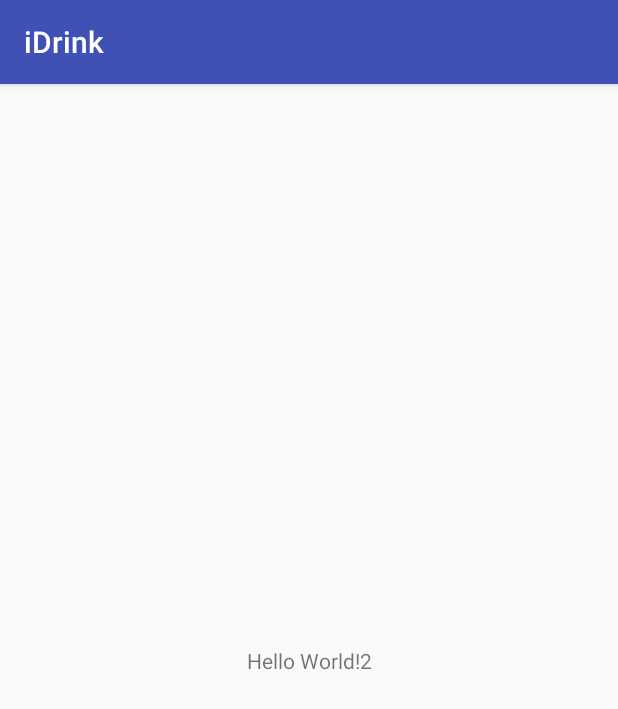
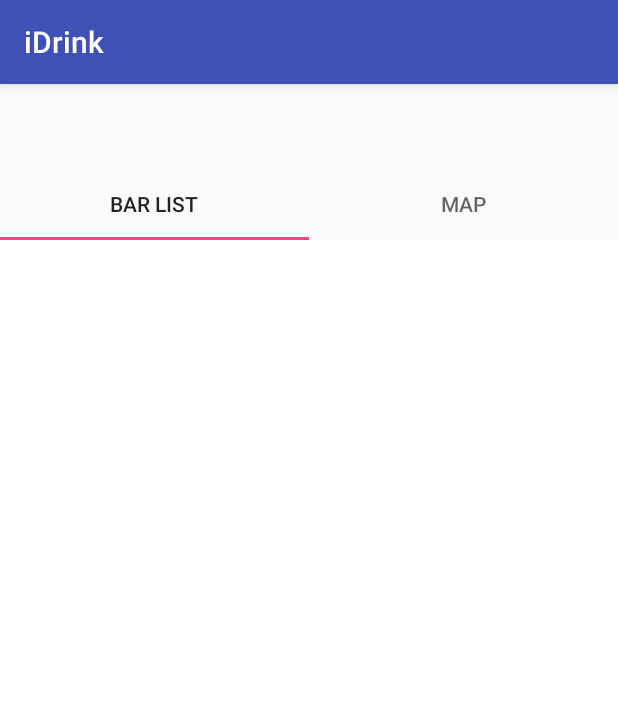
Before and after one commit to job-interviews/idrink, an Android app: the screen it shows after launch (MainActivity), on a phone screen of 412 x 824 dp. Shown: the top 709 px of the screen. Run offline under Robolectric (Android 15) with nearby library versions, the phone set to English and light mode, and no system bars; our stand-ins replace ButterKnife, Dagger/Hilt's generated code, Timber; libraries missing offline, so code that uses them is left out: com.squareup.leakcanary, retrofit2.adapter.rxjava, retrofit2.converter.jackson, rx.android.schedulers, rx.schedulers; 5 statements that could not run were skipped.

Commit message:
Tab layout with 2 tabs and fragments

```diff
--- a/app/build.gradle
+++ b/app/build.gradle
@@ -32,6 +32,7 @@ dependencies {
     compile 'com.google.android.gms:play-services-location:9.4.0'
     compile 'com.android.support:appcompat-v7:24.1.1'
     compile 'com.android.support.constraint:constraint-layout:1.0.0-alpha4'
+    compile 'com.android.support:design:24.1.1'
 
     apt "com.google.dagger:dagger-compiler:$rootProject.daggerVersion"
     provided 'org.glassfish:javax.annotation:10.0-b28'
--- a/app/src/main/java/com/nmp90/idrink/ui/activities/MainActivity.java
+++ b/app/src/main/java/com/nmp90/idrink/ui/activities/MainActivity.java
@@ -4,17 +4,23 @@ import android.Manifest;
 import android.content.pm.PackageManager;
 import android.os.Bundle;
 import android.support.annotation.NonNull;
+import android.support.design.widget.TabLayout;
 import android.support.v4.app.ActivityCompat;
+import android.support.v4.view.ViewPager;
 
 import com.nmp90.idrink.R;
 import com.nmp90.idrink.api.models.Bar;
 import com.nmp90.idrink.di.bars.BarsModule;
 import com.nmp90.idrink.mvp.bars.BarsContract;
+import com.nmp90.idrink.ui.adapters.MainPagerAdapter;
 
 import java.util.List;
 
 import javax.inject.Inject;
 
+import butterknife.BindView;
+import butterknife.ButterKnife;
+import butterknife.Unbinder;
 import timber.log.Timber;
 
 public class MainActivity extends BaseActivity implements BarsContract.View {
@@ -23,10 +29,25 @@ public class MainActivity extends BaseActivity implements BarsContract.View {
     @Inject
     BarsContract.Presenter presenter;
 
+    @BindView(R.id.tab_layout_main)
+    TabLayout tabLayout;
+
+    @BindView(R.id.viewpager)
+    ViewPager viewPager;
+
+    private Unbinder unbinder;
+
     @Override
     protected void onCreate(Bundle savedInstanceState) {
         super.onCreate(savedInstanceState);
         setContentView(R.layout.activity_main);
+        unbinder = ButterKnife.bind(this);
+
+        viewPager.setOffscreenPageLimit(2);
+        viewPager.setAdapter(new MainPagerAdapter(getSupportFragmentManager(), this));
+
+        tabLayout.setupWithViewPager(viewPager);
+
         getApplicationComponent().plus(new BarsModule(this)).inject(this);
     }
 
@@ -41,6 +62,12 @@ public class MainActivity extends BaseActivity implements BarsContract.View {
     protected void onStop() {
         presenter.stop();
         super.onStop();
+    }
+
+    @Override
+    protected void onDestroy() {
+        unbinder.unbind();
+        super.onDestroy();
     }
 
     @Override
--- /dev/null
+++ b/app/src/main/java/com/nmp90/idrink/ui/adapters/MainPagerAdapter.java
@@ -0,0 +1,50 @@
+package com.nmp90.idrink.ui.adapters;
+
+import android.content.Context;
+import android.support.v4.app.Fragment;
+import android.support.v4.app.FragmentManager;
+import android.support.v4.app.FragmentPagerAdapter;
+
+import com.nmp90.idrink.R;
+import com.nmp90.idrink.ui.fragments.BarListFragment;
+import com.nmp90.idrink.ui.fragments.MapFragment;
+
+/**
+ * Created by joro on 11.08.16.
+ */
+
+public class MainPagerAdapter extends FragmentPagerAdapter {
+    final int PAGE_COUNT = 2;
+    private String tabTitles[] = new String[2];
+
+
+    public MainPagerAdapter(FragmentManager fm, Context context) {
+        super(fm);
+        tabTitles[0] = context.getString(R.string.bar_list);
+        tabTitles[1] = context.getString(R.string.map);
+
+    }
+
+    @Override
+    public int getCount() {
+        return PAGE_COUNT;
+    }
+
+    @Override
+    public Fragment getItem(int position) {
+        switch (position) {
+            case 0:
+                return BarListFragment.newInstance();
+            case 1:
+                return MapFragment.newInstance();
+            default:
+                return BarListFragment.newInstance();
+        }
+    }
+
+    @Override
+    public CharSequence getPageTitle(int position) {
+        // Generate title based on item position
+        return tabTitles[position];
+    }
+}
--- /dev/null
+++ b/app/src/main/java/com/nmp90/idrink/ui/fragments/BarListFragment.java
@@ -0,0 +1,19 @@
+package com.nmp90.idrink.ui.fragments;
+
+import android.os.Bundle;
+import android.support.v4.app.Fragment;
+
+/**
+ * Created by joro on 11.08.16.
+ */
+
+public class BarListFragment extends Fragment {
+    public static BarListFragment newInstance() {
+
+        Bundle args = new Bundle();
+
+        BarListFragment fragment = new BarListFragment();
+        fragment.setArguments(args);
+        return fragment;
+    }
+}
--- /dev/null
+++ b/app/src/main/java/com/nmp90/idrink/ui/fragments/MapFragment.java
@@ -0,0 +1,19 @@
+package com.nmp90.idrink.ui.fragments;
+
+import android.os.Bundle;
+import android.support.v4.app.Fragment;
+
+/**
+ * Created by joro on 11.08.16.
+ */
+
+public class MapFragment extends Fragment {
+    public static MapFragment newInstance() {
+
+        Bundle args = new Bundle();
+
+        MapFragment fragment = new MapFragment();
+        fragment.setArguments(args);
+        return fragment;
+    }
+}
--- a/app/src/main/res/layout/activity_main.xml
+++ b/app/src/main/res/layout/activity_main.xml
@@ -7,13 +7,24 @@
     android:layout_height="match_parent"
     tools:context="com.nmp90.idrink.ui.activities.MainActivity">
 
-    <TextView
-        android:layout_width="wrap_content"
-        android:layout_height="wrap_content"
-        android:text="Hello World!2"
-        app:layout_constraintBottom_toBottomOf="@+id/activity_main"
-        app:layout_constraintLeft_toLeftOf="@+id/activity_main"
-        app:layout_constraintRight_toRightOf="@+id/activity_main"
-        app:layout_constraintTop_toTopOf="@+id/activity_main" />
+    <LinearLayout
+        android:layout_width="match_parent"
+        android:layout_height="match_parent"
+        android:layout_marginTop="?attr/actionBarSize"
+        android:orientation="vertical">
+
+        <android.support.design.widget.TabLayout
+            android:id="@+id/tab_layout_main"
+            android:layout_height="wrap_content"
+            android:layout_width="match_parent">
+        </android.support.design.widget.TabLayout>
+
+        <android.support.v4.view.ViewPager
+            android:id="@+id/viewpager"
+            android:layout_width="match_parent"
+            android:layout_height="match_parent"
+            android:background="@android:color/white" />
+
+    </LinearLayout>
 
 </android.support.constraint.ConstraintLayout>
--- a/app/src/main/res/values/strings.xml
+++ b/app/src/main/res/values/strings.xml
@@ -1,3 +1,5 @@
 <resources>
     <string name="app_name">iDrink</string>
+    <string name="bar_list">Bar List</string>
+    <string name="map">Map</string>
 </resources>
```
